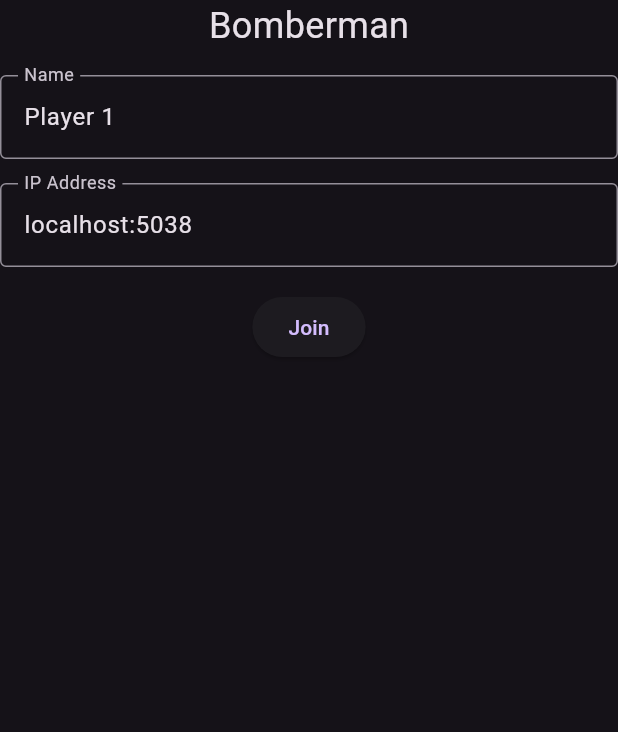
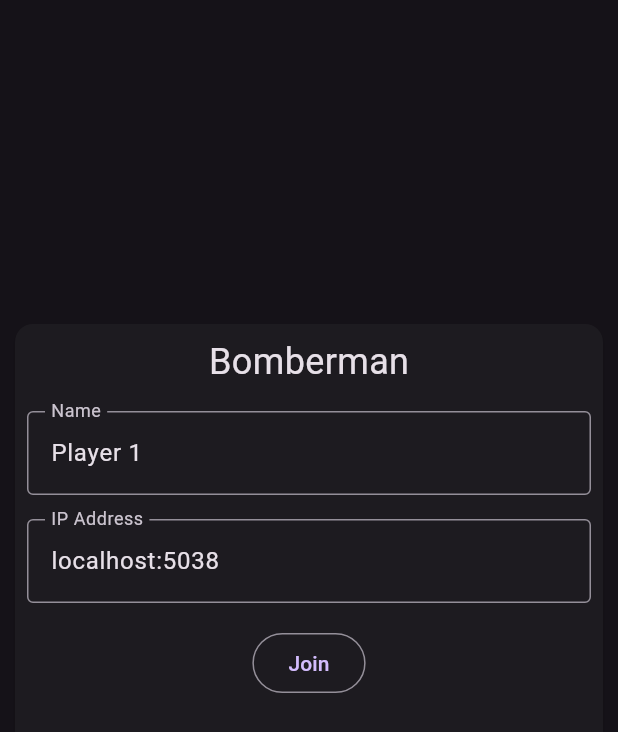
Before and after one commit to MRcoin2/bomberman_client, a Flutter app: the screen it shows after launch, on a phone screen of 412 x 824 dp. Shown: the top 732 px of the screen. Run offline on Flutter 3.47's test engine with Material 3 defaults, Android fonts, the phone set to English and light mode, and no system bars.

Commit message:
ui changes

```diff
--- a/lib/models/Player.dart
+++ b/lib/models/Player.dart
@@ -9,6 +9,7 @@ class Player {
   double? x;
   double? y;
   bool isReady;
+  int invincibilityTicks;
   bool get isAlive => lives! > 0;
 
 
@@ -24,6 +25,7 @@ class Player {
     this.x,
     this.y,
     this.isReady = false,
+    this.invincibilityTicks = 0,
   });
 
 }
--- a/lib/providers/game_data_provider.dart
+++ b/lib/providers/game_data_provider.dart
@@ -117,6 +117,7 @@ class GameDataProvider with ChangeNotifier {
         id: player["Id"],
       );
     }).toList();
+    _players.sort((a, b) => a.id.compareTo(b.id));
   }
 
   bool isConnected() {
@@ -167,9 +168,11 @@ class GameDataProvider with ChangeNotifier {
       score: player["Score"],
       bombLimit: player["BombLimit"],
       bombPower: player["BombPower"],
-      speed: player["Speed"]
+      speed: player["Speed"],
+      invincibilityTicks: player["InvincibilityTicks"],
     );
     _players.add(p);
+    _players.sort((a, b) => a.id.compareTo(b.id));
   }
 
   // Update bombs
--- a/lib/screens/main_screen.dart
+++ b/lib/screens/main_screen.dart
@@ -42,7 +42,14 @@ class _MainScreenState extends State<MainScreen> {
   @override
   Widget build(BuildContext context) {
     return Scaffold(
-      body: Column(
+      body: Center(
+        child: SizedBox(
+          width: 400,
+          height: 400,
+          child: Card(
+            child: Padding(
+              padding: const EdgeInsets.all(8.0),
+              child: Column(
                 crossAxisAlignment: CrossAxisAlignment.center,
                 children: [
                   const Text('Bomberman', style: TextStyle(fontSize: 24)),
@@ -63,7 +70,7 @@ class _MainScreenState extends State<MainScreen> {
                     ),
                   ),
                   const SizedBox(height: 16),
-          ElevatedButton(
+                  OutlinedButton(
                     onPressed: () async {
                       final url = 'ws://${_ipController.text}/ws';
                       final gameDataProvider = context.read<GameDataProvider>();
@@ -108,6 +115,10 @@ class _MainScreenState extends State<MainScreen> {
                   ),
                 ],
               ),
+            ),
+          ),
+        ),
+      ),
     );
   }
 }
```
Also changed, not shown: lib/screens/game_screen.dart (+19 -58 lines), lib/widgets/game_player_list.dart (added, +80 -0 lines). Lines whose indentation alone changed are shown as unchanged.
